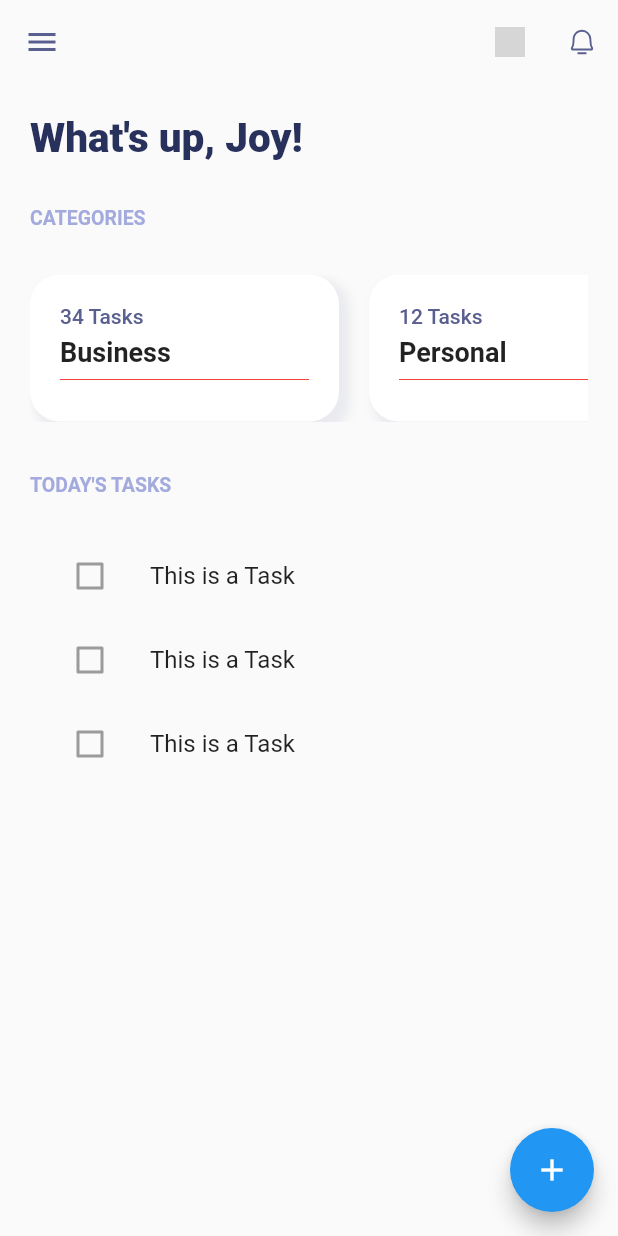
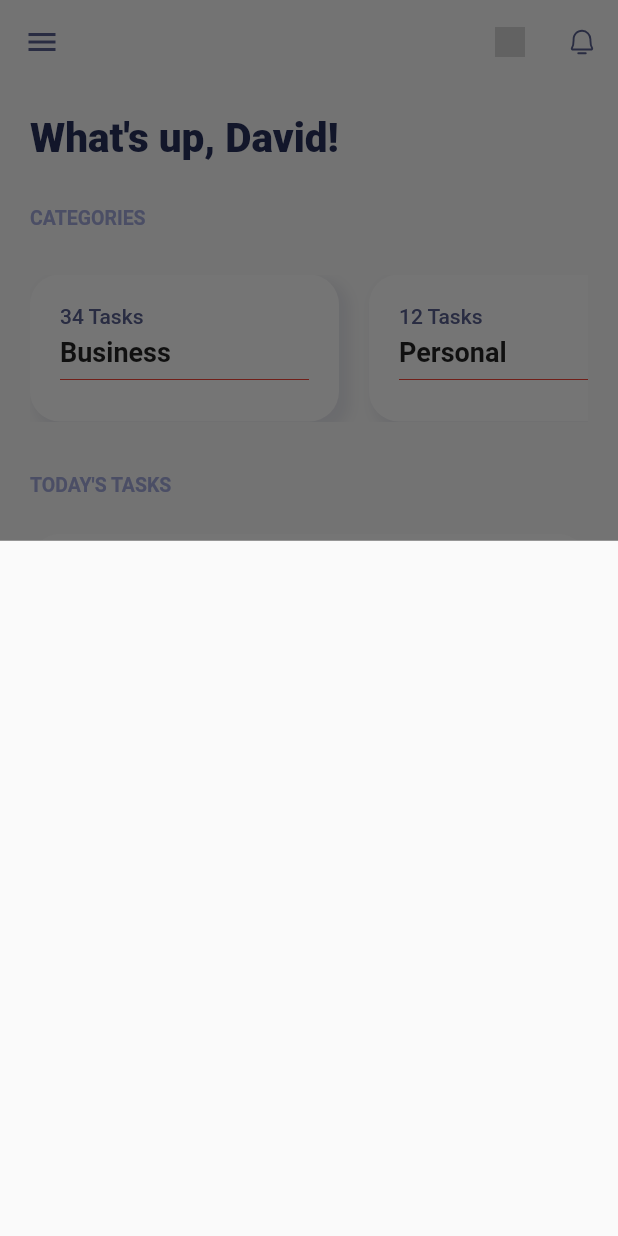
Before and after one commit to Emodot/m_tasks, a Flutter app: the screen it shows after launch, after a tap on the "add" icon, on a phone screen of 412 x 824 dp. Run offline on Flutter 3.47's test engine with Material 2 defaults, Android fonts, the light colour scheme and no system bars; our stand-ins replace flutter_svg; grey boxes are pictures that could not be loaded.

Commit message:
developed tasks list section

```diff
--- a/lib/screens/home.dart
+++ b/lib/screens/home.dart
@@ -4,7 +4,6 @@ import 'package:flutter/material.dart';
 import 'package:flutter_svg/svg.dart';
 import 'package:m_tasks/constant.dart';
 import 'package:m_tasks/widgets/task_list.dart';
-
 
 class Home extends StatelessWidget {
   const Home({super.key});
@@ -19,7 +18,10 @@ class Home extends StatelessWidget {
         elevation: 0,
         // toolbarHeight: 70,
         shape: const RoundedRectangleBorder(
-            borderRadius: BorderRadius.all(Radius.circular(25))),
+          borderRadius: BorderRadius.all(
+            Radius.circular(25),
+          ),
+        ),
         leading: IconButton(
           icon: const Icon(
             Icons.menu,
@@ -55,7 +57,9 @@ class Home extends StatelessWidget {
         ],
       ),
       floatingActionButton: FloatingActionButton(
-        onPressed: () {},
+        onPressed: () {
+          showModalBottomSheet(context: context, builder: (context) => Container());
+        },
         child: const Icon(Icons.add),
       ),
       body: Padding(
@@ -64,7 +68,7 @@ class Home extends StatelessWidget {
           crossAxisAlignment: CrossAxisAlignment.start,
           children: [
             const Text(
-              "What's up, Joy!",
+              "What's up, David!",
               style: TextStyle(
                 color: Color(0xFF28315B),
                 fontWeight: FontWeight.w800,
@@ -129,9 +133,6 @@ class Home extends StatelessWidget {
     );
   }
 }
-
-
-
 
 class CategoryCard extends StatelessWidget {
   const CategoryCard({
--- a/lib/widgets/task_tile.dart
+++ b/lib/widgets/task_tile.dart
@@ -1,4 +1,5 @@
 import 'package:flutter/material.dart';
+import 'package:m_tasks/constant.dart';
 
 class TaskTile extends StatelessWidget {
   const TaskTile({
@@ -7,10 +8,28 @@ class TaskTile extends StatelessWidget {
 
   @override
   Widget build(BuildContext context) {
-    return const ListTile(
-      style: ListTileStyle.list,
-      leading: Checkbox(value: false, onChanged: null,),
-      title: Text("This is a Task"),
+    return Container(
+      margin: const EdgeInsets.only(bottom: 10),
+      decoration: BoxDecoration(
+        // backgroundBlendMode: ,
+        borderRadius: BorderRadius.circular(20),
+        boxShadow: const [
+          BoxShadow(
+            color: Colors.white,
+            offset: Offset(0.0, 0.0),
+            blurRadius: 0.0,
+            spreadRadius: 0.0,
+          ),
+        ],
+      ),
+      child: const ListTile(
+        // shape: RoundedRectangleBorder(
+        //   // side:BorderSide(width: 0)
+        //   BoxShadow()
+        // ),
+        leading: Checkbox(value: false, onChanged: null,),
+        title: Text("This is a Task"),
+      ),
     );
   }
 }
```
